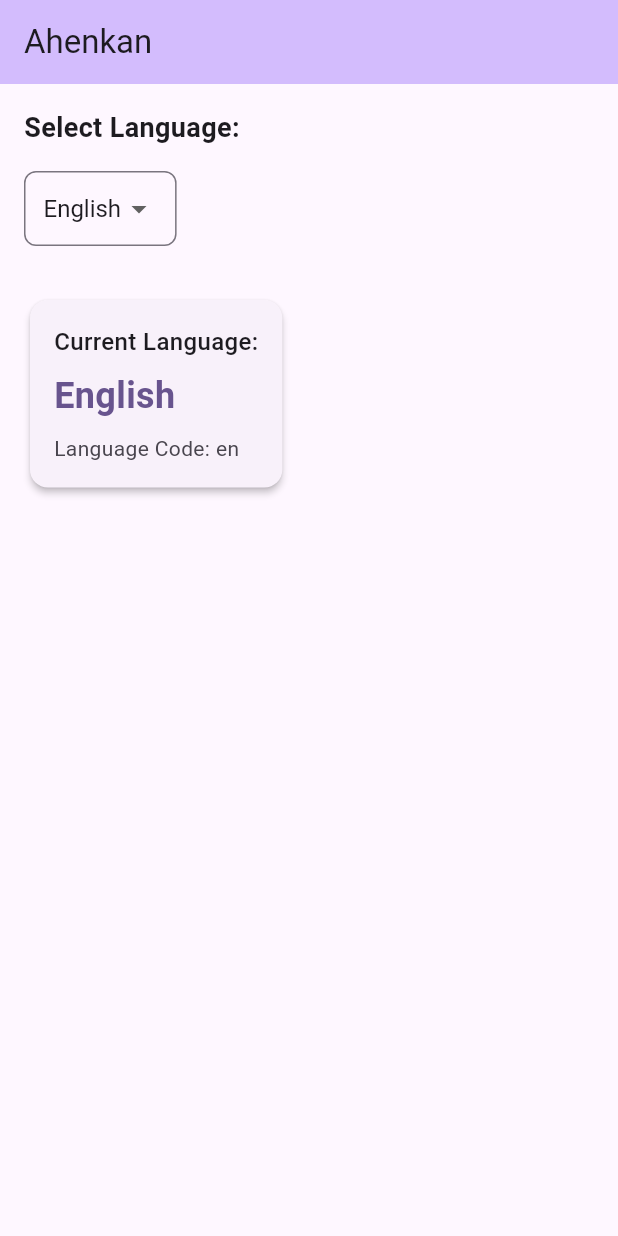
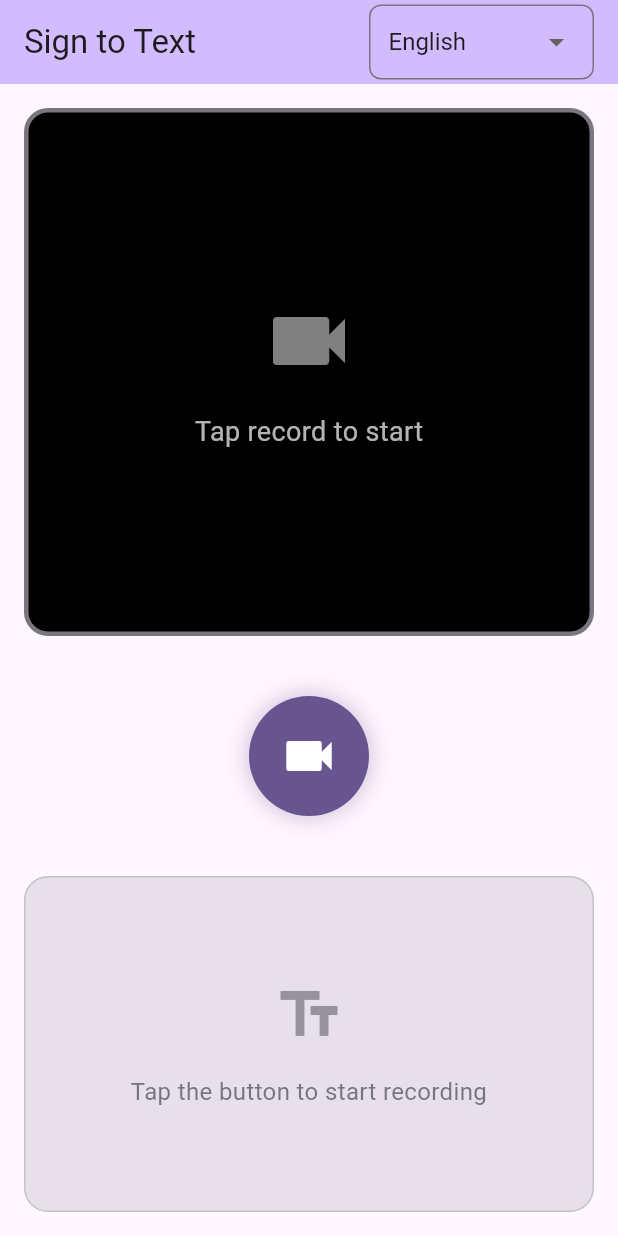
Before and after one commit to thatguynapster/ahenkan-usl-hackathon, a Flutter app: the screen it shows after launch, on a phone screen of 412 x 824 dp. Run offline on Flutter 3.47's test engine with Material 3 defaults, Android fonts, the phone set to English and light mode, and no system bars; our stand-ins replace camera, equatable, flutter_bloc, get_it, permission_handler, shared_preferences.

Commit message:
feat(ui): Implement Sign-to-Text screen with camera and interpretation
- Add SignToTextScreen widget with camera preview and recording functionality
- Implement camera and microphone permission handling in VideoRecordingServiceImpl
- Update main.dart to use SignToTextScreen as the home screen
- Update injection_container.dart to prepare for SignLanguageInterpreterBloc
- Prepare for integrating SignLanguageInterpreterBloc in future commits
Enables core sign language to text conversion user interface with camera interaction and permission management.

```diff
--- a/lib/main.dart
+++ b/lib/main.dart
@@ -1,6 +1,7 @@
 import 'package:flutter/material.dart';
 import 'core/di/injection_container.dart' as di;
-import 'presentation/pages/demo_screen.dart';
+// import 'presentation/pages/demo_screen.dart';
+import 'presentation/pages/sign_to_text_screen.dart';
 
 void main() async {
   // Ensure Flutter binding is initialized
@@ -23,7 +24,7 @@
         colorScheme: ColorScheme.fromSeed(seedColor: Colors.deepPurple),
         useMaterial3: true,
       ),
-      home: const DemoScreen(),
+      home: const SignToTextScreen(),
     );
   }
 }
--- /dev/null
+++ b/lib/presentation/pages/sign_to_text_screen.dart
@@ -0,0 +1,528 @@
+import 'package:flutter/material.dart';
+import 'package:flutter_bloc/flutter_bloc.dart';
+import 'package:camera/camera.dart';
+import '../../core/di/injection_container.dart';
+import '../../core/utils/enums.dart';
+import '../../data/services/video_recording_service_impl.dart';
+import '../../domain/services/video_recording_service.dart';
+import '../bloc/language_manager/language_manager_bloc.dart';
+import '../bloc/language_manager/language_manager_event.dart';
+import '../bloc/language_manager/language_manager_state.dart';
+import '../bloc/sign_language_interpreter/sign_language_interpreter_bloc.dart';
+import '../bloc/sign_language_interpreter/sign_language_interpreter_event.dart';
+import '../bloc/sign_language_interpreter/sign_language_interpreter_state.dart';
+import '../widgets/language_selector_widget.dart';
+
+/// Screen for recording sign language and converting it to text
+class SignToTextScreen extends StatelessWidget {
+  const SignToTextScreen({super.key});
+
+  @override
+  Widget build(BuildContext context) {
+    return MultiBlocProvider(
+      providers: [
+        BlocProvider(
+          create: (context) =>
+              sl<LanguageManagerBloc>()..add(const LoadSavedLanguage()),
+        ),
+        BlocProvider(
+          create: (context) {
+            final languageBloc = context.read<LanguageManagerBloc>();
+            final currentLanguage = languageBloc.state is LanguageSelected
+                ? (languageBloc.state as LanguageSelected).language
+                : Language.english;
+
+            return SignLanguageInterpreterBloc(
+              videoRecordingService: sl(),
+              interpretationService: sl(),
+              currentLanguage: currentLanguage,
+            );
+          },
+        ),
+      ],
+      child: const _SignToTextScreenContent(),
+    );
+  }
+}
+
+class _SignToTextScreenContent extends StatelessWidget {
+  const _SignToTextScreenContent();
+
+  @override
+  Widget build(BuildContext context) {
+    return Scaffold(
+      appBar: AppBar(
+        title: const Text('Sign to Text'),
+        backgroundColor: Theme.of(context).colorScheme.inversePrimary,
+        actions: [
+          Padding(
+            padding: const EdgeInsets.symmetric(horizontal: 16.0),
+            child: Center(
+              child: SizedBox(
+                width: 150,
+                child: const LanguageSelectorWidget(),
+              ),
+            ),
+          ),
+        ],
+      ),
+      body:
+          BlocListener<
+            SignLanguageInterpreterBloc,
+            SignLanguageInterpreterState
+          >(
+            listener: (context, state) {
+              if (state is InterpreterError) {
+                ScaffoldMessenger.of(context).showSnackBar(
+                  SnackBar(
+                    content: Text(state.message),
+                    backgroundColor: Theme.of(context).colorScheme.error,
+                    duration: const Duration(seconds: 4),
+                    action: SnackBarAction(
+                      label: 'Retry',
+                      textColor: Colors.white,
+                      onPressed: () {
+                        context.read<SignLanguageInterpreterBloc>().add(
+                          const ResetInterpreter(),
+                        );
+                      },
+                    ),
+                  ),
+                );
+              }
+            },
+            child: Column(
+              children: [
+                // Camera preview area
+                Expanded(flex: 3, child: _CameraPreviewArea()),
+
+                // Recording control button
+                Padding(
+                  padding: const EdgeInsets.symmetric(vertical: 24.0),
+                  child: _RecordingControlButton(),
+                ),
+
+                // Interpretation display area
+                Expanded(flex: 2, child: _InterpretationDisplayArea()),
+              ],
+            ),
+          ),
+    );
+  }
+}
+
+/// Widget for displaying camera preview
+class _CameraPreviewArea extends StatefulWidget {
+  @override
+  State<_CameraPreviewArea> createState() => _CameraPreviewAreaState();
+}
+
+class _CameraPreviewAreaState extends State<_CameraPreviewArea> {
+  CameraController? _cameraController;
+  bool _isCameraInitialized = false;
+
+  @override
+  void initState() {
+    super.initState();
+    _setupCameraListener();
+  }
+
+  void _setupCameraListener() {
+    // Get the video recording service to access the camera controller
+    final videoService = sl<VideoRecordingService>();
+    if (videoService is VideoRecordingServiceImpl) {
+      _cameraController = videoService.controller;
+      _cameraController?.addListener(_onCameraChanged);
+      _updateCameraState();
+    }
+  }
+
+  void _onCameraChanged() {
+    if (mounted) {
+      _updateCameraState();
+    }
+  }
+
+  void _updateCameraState() {
+    final isInitialized = _cameraController?.value.isInitialized ?? false;
+    if (_isCameraInitialized != isInitialized) {
+      setState(() {
+        _isCameraInitialized = isInitialized;
+      });
+    }
+  }
+
+  @override
+  void dispose() {
+    _cameraController?.removeListener(_onCameraChanged);
+    super.dispose();
+  }
+
+  @override
+  Widget build(BuildContext context) {
+    return BlocBuilder<
+      SignLanguageInterpreterBloc,
+      SignLanguageInterpreterState
+    >(
+      builder: (context, state) {
+        // Update camera controller reference if it changed
+        final videoService = sl<VideoRecordingService>();
+        final currentController = videoService is VideoRecordingServiceImpl
+            ? videoService.controller
+            : null;
+
+        if (currentController != _cameraController) {
+          // Schedule the update for after the build phase
+          WidgetsBinding.instance.addPostFrameCallback((_) {
+            if (mounted) {
+              _cameraController?.removeListener(_onCameraChanged);
+              _cameraController = currentController;
+              _cameraController?.addListener(_onCameraChanged);
+              _updateCameraState();
+            }
+          });
+        }
+
+        return Container(
+          width: double.infinity,
+          margin: const EdgeInsets.all(16.0),
+          decoration: BoxDecoration(
+            color: Colors.black,
+            borderRadius: BorderRadius.circular(16.0),
+            border: Border.all(
+              color: _getBorderColor(context, state),
+              width: 3.0,
+            ),
+          ),
+          child: ClipRRect(
+            borderRadius: BorderRadius.circular(13.0),
+            child: Stack(
+              fit: StackFit.expand,
+              children: [
+                // Camera preview or placeholder
+                if (_isCameraInitialized && _cameraController != null)
+                  FittedBox(
+                    fit: BoxFit.cover,
+                    child: SizedBox(
+                      width: _cameraController!.value.previewSize?.height ?? 1,
+                      height: _cameraController!.value.previewSize?.width ?? 1,
+                      child: CameraPreview(_cameraController!),
+                    ),
+                  )
+                else
+                  Center(
+                    child: Column(
+                      mainAxisAlignment: MainAxisAlignment.center,
+                      children: [
+                        if (state is InterpreterRecording ||
+                            state is InterpreterProcessing)
+                          const CircularProgressIndicator(color: Colors.white)
+                        else
+                          Icon(
+                            Icons.videocam,
+                            size: 64.0,
+                            color: Colors.white.withOpacity(0.5),
+                          ),
+                        const SizedBox(height: 16.0),
+                        Text(
+                          state is InterpreterInitial
+                              ? 'Tap record to start'
+                              : 'Initializing camera...',
+                          style: TextStyle(
+                            color: Colors.white.withOpacity(0.7),
+                            fontSize: 18.0,
+                          ),
+                        ),
+                      ],
+                    ),
+                  ),
+
+                // Recording status indicator
+                if (state is InterpreterRecording)
+                  Positioned(
+                    top: 16.0,
+                    left: 16.0,
+                    child: _RecordingStatusIndicator(),
+                  ),
+
+                // Processing indicator
+                if (state is InterpreterProcessing)
+                  Container(
+                    color: Colors.black.withOpacity(0.7),
+                    child: const Center(
+                      child: Column(
+                        mainAxisAlignment: MainAxisAlignment.center,
+                        children: [
+                          CircularProgressIndicator(color: Colors.white),
+                          SizedBox(height: 16.0),
+                          Text(
+                            'Processing...',
+                            style: TextStyle(
+                              color: Colors.white,
+                              fontSize: 18.0,
+                              fontWeight: FontWeight.w500,
+                            ),
+                          ),
+                        ],
+                      ),
+                    ),
+                  ),
+              ],
+            ),
+          ),
+        );
+      },
+    );
+  }
+
+  Color _getBorderColor(
+    BuildContext context,
+    SignLanguageInterpreterState state,
+  ) {
+    if (state is InterpreterRecording) {
+      return Colors.red;
+    } else if (state is InterpreterProcessing) {
+      return Theme.of(context).colorScheme.primary;
+    } else if (state is InterpreterSuccess) {
+      return Colors.green;
+    } else if (state is InterpreterError) {
+      return Theme.of(context).colorScheme.error;
+    }
+    return Theme.of(context).colorScheme.outline;
+  }
+}
+
+/// Recording status indicator with pulsing animation
+class _RecordingStatusIndicator extends StatefulWidget {
+  @override
+  State<_RecordingStatusIndicator> createState() =>
+      _RecordingStatusIndicatorState();
+}
+
+class _RecordingStatusIndicatorState extends State<_RecordingStatusIndicator>
+    with SingleTickerProviderStateMixin {
+  late AnimationController _controller;
+  late Animation<double> _animation;
+
+  @override
+  void initState() {
+    super.initState();
+    _controller = AnimationController(
+      duration: const Duration(milliseconds: 1000),
+      vsync: this,
+    )..repeat(reverse: true);
+    _animation = Tween<double>(begin: 0.3, end: 1.0).animate(_controller);
+  }
+
+  @override
+  void dispose() {
+    _controller.dispose();
+    super.dispose();
+  }
+
+  @override
+  Widget build(BuildContext context) {
+    return FadeTransition(
+      opacity: _animation,
+      child: Container(
+        padding: const EdgeInsets.symmetric(horizontal: 12.0, vertical: 8.0),
+        decoration: BoxDecoration(
+          color: Colors.red,
+          borderRadius: BorderRadius.circular(20.0),
+        ),
+        child: const Row(
+          mainAxisSize: MainAxisSize.min,
+          children: [
+            Icon(Icons.fiber_manual_record, color: Colors.white, size: 16.0),
+            SizedBox(width: 8.0),
+            Text(
+              'Recording',
+              style: TextStyle(
+                color: Colors.white,
+                fontSize: 14.0,
+                fontWeight: FontWeight.bold,
+              ),
+            ),
+          ],
+        ),
+      ),
+    );
+  }
+}
+
+/// Circular recording control button
+class _RecordingControlButton extends StatelessWidget {
+  @override
+  Widget build(BuildContext context) {
+    return BlocBuilder<
+      SignLanguageInterpreterBloc,
+      SignLanguageInterpreterState
+    >(
+      builder: (context, state) {
+        final isRecording = state is InterpreterRecording;
+        final isProcessing = state is InterpreterProcessing;
+        final isDisabled = isProcessing;
+
+        return GestureDetector(
+          onTap: isDisabled
+              ? null
+              : () {
+                  if (isRecording) {
+                    context.read<SignLanguageInterpreterBloc>().add(
+                      const StopRecording(),
+                    );
+                  } else {
+                    context.read<SignLanguageInterpreterBloc>().add(
+                      const StartRecording(),
+                    );
+                  }
+                },
+          child: Container(
+            width: 80.0,
+            height: 80.0,
+            decoration: BoxDecoration(
+              shape: BoxShape.circle,
+              color: isDisabled
+                  ? Colors.grey
+                  : (isRecording
+                        ? Colors.red
+                        : Theme.of(context).colorScheme.primary),
+              boxShadow: [
+                BoxShadow(
+                  color:
+                      (isRecording
+                              ? Colors.red
+                              : Theme.of(context).colorScheme.primary)
+                          .withOpacity(0.3),
+                  blurRadius: 12.0,
+                  spreadRadius: 2.0,
+                ),
+              ],
+            ),
+            child: Icon(
+              isRecording ? Icons.stop : Icons.videocam,
+              color: Colors.white,
+              size: 40.0,
+            ),
+          ),
+        );
+      },
+    );
+  }
+}
+
+/// Area for displaying interpreted text
+class _InterpretationDisplayArea extends StatelessWidget {
+  @override
+  Widget build(BuildContext context) {
+    return BlocBuilder<
+      SignLanguageInterpreterBloc,
+      SignLanguageInterpreterState
+    >(
+      builder: (context, state) {
+        return Container(
+          width: double.infinity,
+          margin: const EdgeInsets.all(16.0),
+          padding: const EdgeInsets.all(20.0),
+          decoration: BoxDecoration(
+            color: Theme.of(context).colorScheme.surfaceVariant,
+            borderRadius: BorderRadius.circular(16.0),
+            border: Border.all(
+              color: Theme.of(context).colorScheme.outline.withOpacity(0.3),
+              width: 1.0,
+            ),
+          ),
+          child: _buildContent(context, state),
+        );
+      },
+    );
+  }
+
+  Widget _buildContent(
+    BuildContext context,
+    SignLanguageInterpreterState state,
+  ) {
+    if (state is InterpreterSuccess) {
+      return Column(
+        crossAxisAlignment: CrossAxisAlignment.start,
+        children: [
+          Row(
+            children: [
+              Icon(Icons.check_circle, color: Colors.green, size: 24.0),
+              const SizedBox(width: 8.0),
+              Text(
+                'Interpreted Text',
+                style: TextStyle(
+                  fontSize: 16.0,
+                  fontWeight: FontWeight.bold,
+                  color: Theme.of(context).colorScheme.onSurfaceVariant,
+                ),
+              ),
+              const Spacer(),
+              Text(
+                'Confidence: ${(state.confidence * 100).toStringAsFixed(1)}%',
+                style: TextStyle(
+                  fontSize: 12.0,
+                  color: Theme.of(
+                    context,
+                  ).colorScheme.onSurfaceVariant.withOpacity(0.7),
+                ),
+              ),
+            ],
+          ),
+          const SizedBox(height: 16.0),
+          Expanded(
+            child: SingleChildScrollView(
+              child: Text(
+                state.text,
+                style: TextStyle(
+                  fontSize: 18.0,
+                  height: 1.5,
+                  color: Theme.of(context).colorScheme.onSurfaceVariant,
+                ),
+              ),
+            ),
+          ),
+        ],
+      );
+    } else if (state is InterpreterInitial) {
+      return Center(
+        child: Column(
+          mainAxisAlignment: MainAxisAlignment.center,
+          children: [
+            Icon(
+              Icons.text_fields,
+              size: 48.0,
+              color: Theme.of(
+                context,
+              ).colorScheme.onSurfaceVariant.withOpacity(0.5),
+            ),
+            const SizedBox(height: 16.0),
+            Text(
+              'Tap the button to start recording',
+              style: TextStyle(
+                fontSize: 16.0,
+                color: Theme.of(
+                  context,
+                ).colorScheme.onSurfaceVariant.withOpacity(0.7),
+              ),
+              textAlign: TextAlign.center,
+            ),
+          ],
+        ),
+      );
+    } else {
+      return Center(
+        child: Text(
+          'Ready to interpret...',
+          style: TextStyle(
+            fontSize: 16.0,
+            color: Theme.of(
+              context,
+            ).colorScheme.onSurfaceVariant.withOpacity(0.7),
+          ),
+        ),
+      );
+    }
+  }
+}
--- a/pubspec.yaml
+++ b/pubspec.yaml
@@ -52,6 +52,9 @@ dependencies:
     # Storage
     shared_preferences: ^2.3.3
     path_provider: ^2.1.5
+
+    # Permissions
+    permission_handler: ^11.3.1
 
 dev_dependencies:
     flutter_test:
```
Also changed, not shown: lib/core/di/injection_container.dart (+1 -6 lines), lib/data/services/video_recording_service_impl.dart (+27 -2 lines), 2 other files.
